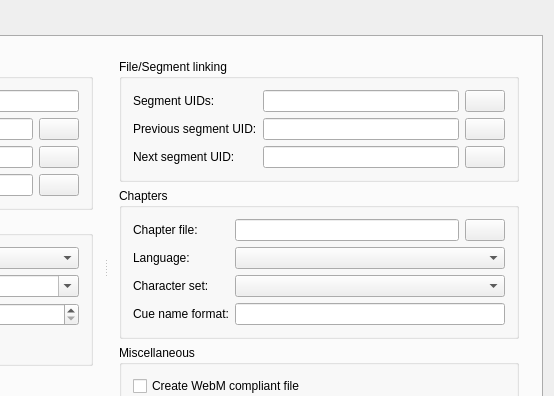
jpsdr/MKVToolnix-Windows-7, file src/mkvtoolnix-gui/forms/merge/tab.ui: the form before one commit; both pictures show x 344 to 898 and y 0 to 396 of the 898 by 574 pixel window.
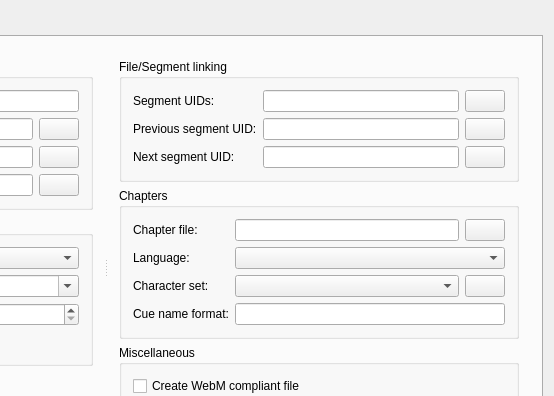
The form after the commit. The open tabs and pages were chosen to show the change. Icons and pictures are not drawn. Custom widgets are drawn as their Qt base class.

Commit message: GUI: merge: preview buttons for subtitle & chapter character sets

Patch:
```diff
--- a/src/mkvtoolnix-gui/forms/merge/tab.ui
+++ b/src/mkvtoolnix-gui/forms/merge/tab.ui
@@ -1160,7 +1160,7 @@
              <property name="title">
               <string>File/Segment linking</string>
              </property>
-             <layout class="QGridLayout" name="gridLayout">
+             <layout class="QGridLayout" name="gridLayout1">
               <item row="0" column="0">
                <widget class="QLabel" name="segmentUIDsLabel">
                 <property name="text">
@@ -1169,7 +1169,7 @@
                </widget>
               </item>
               <item row="0" column="1">
-               <layout class="QHBoxLayout" name="horizontalLayout_6">
+               <layout class="QHBoxLayout" name="horizontalLayout_61">
                 <item>
                  <widget class="QLineEdit" name="segmentUIDs"/>
                 </item>
@@ -1250,7 +1250,7 @@
              <property name="title">
               <string>Chapters</string>
              </property>
-             <layout class="QGridLayout" name="gridLayout_4">
+             <layout class="QGridLayout" name="gridLayout">
               <item row="0" column="0">
                <widget class="QLabel" name="chaptersLabel">
                 <property name="text">
@@ -1294,7 +1294,29 @@
                </widget>
               </item>
               <item row="2" column="1">
-               <widget class="mtx::gui::Util::CharacterSetComboBox" name="chapterCharacterSet"/>
+               <layout class="QHBoxLayout" name="horizontalLayout_6">
+                <item>
+                 <widget class="mtx::gui::Util::CharacterSetComboBox" name="chapterCharacterSet">
+                  <property name="sizePolicy">
+                   <sizepolicy hsizetype="Expanding" vsizetype="Fixed">
+                    <horstretch>0</horstretch>
+                    <verstretch>0</verstretch>
+                   </sizepolicy>
+                  </property>
+                 </widget>
+                </item>
+                <item>
+                 <widget class="QPushButton" name="chapterCharacterSetPreview">
+                  <property name="text">
+                   <string/>
+                  </property>
+                  <property name="icon">
+                   <iconset resource="../../qt_resources.qrc">
+                    <normaloff>:/icons/16x16/character-set.png</normaloff>:/icons/16x16/character-set.png</iconset>
+                  </property>
+                 </widget>
+                </item>
+               </layout>
               </item>
               <item row="3" column="0">
                <widget class="QLabel" name="chapterCueNameFormatLabel">
```
Left out of the diff: 11 changed lines with no effect on the pictures. The commit also changes 12 other files.
